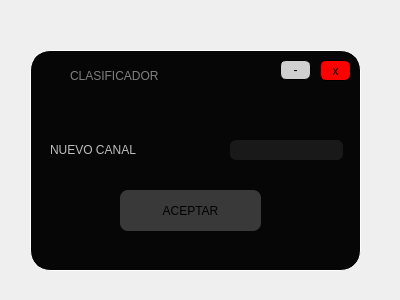
ThomyALUN/proyecto1-estructuras, file RegistrarCanal.ui: the form before one commit.
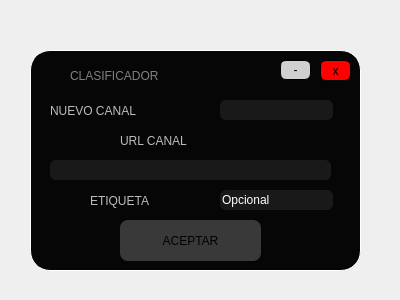
The form after the commit. Icons and pictures are not drawn.

```diff
--- a/RegistrarCanal.ui
+++ b/RegistrarCanal.ui
@@ -36,7 +36,7 @@
     <property name="geometry">
      <rect>
       <x>90</x>
-      <y>140</y>
+      <y>170</y>
       <width>141</width>
       <height>41</height>
      </rect>
@@ -63,7 +63,7 @@
     <property name="geometry">
      <rect>
       <x>20</x>
-      <y>89</y>
+      <y>50</y>
       <width>161</width>
       <height>21</height>
      </rect>
@@ -82,8 +82,8 @@
    <widget class="QLineEdit" name="lineEdit">
     <property name="geometry">
      <rect>
-      <x>200</x>
-      <y>90</y>
+      <x>190</x>
+      <y>50</y>
       <width>113</width>
       <height>20</height>
      </rect>
@@ -262,6 +262,82 @@
      </property>
     </widget>
    </widget>
+   <widget class="QLabel" name="label_3">
+    <property name="geometry">
+     <rect>
+      <x>90</x>
+      <y>80</y>
+      <width>141</width>
+      <height>21</height>
+     </rect>
+    </property>
+    <property name="styleSheet">
+     <string notr="true">font: 14pt &quot;Lucida Console&quot;;
+
+color: rgb(189, 189, 189);
+;
+font: 70 15pt &quot;Rockwell Extra Bold&quot;;</string>
+    </property>
+    <property name="text">
+     <string>URL CANAL</string>
+    </property>
+   </widget>
+   <widget class="QLineEdit" name="lineEdit_2">
+    <property name="geometry">
+     <rect>
+      <x>20</x>
+      <y>110</y>
+      <width>281</width>
+      <height>20</height>
+     </rect>
+    </property>
+    <property name="styleSheet">
+     <string notr="true">background-color: rgb(25, 25, 25);
+border-radius:6px;
+color: white</string>
+    </property>
+    <property name="text">
+     <string/>
+    </property>
+   </widget>
+   <widget class="QLabel" name="label_4">
+    <property name="geometry">
+     <rect>
+      <x>60</x>
+      <y>140</y>
+      <width>161</width>
+      <height>21</height>
+     </rect>
+    </property>
+    <property name="styleSheet">
+     <string notr="true">font: 14pt &quot;Lucida Console&quot;;
+
+color: rgb(189, 189, 189);
+;
+font: 70 15pt &quot;Rockwell Extra Bold&quot;;</string>
+    </property>
+    <property name="text">
+     <string>ETIQUETA</string>
+    </property>
+   </widget>
+   <widget class="QLineEdit" name="lineEdit_3">
+    <property name="geometry">
+     <rect>
+      <x>190</x>
+      <y>140</y>
+      <width>113</width>
+      <height>20</height>
+     </rect>
+    </property>
+    <property name="styleSheet">
+     <string notr="true">background-color: rgb(25, 25, 25);
+border-radius:6px;
+color: white</string>
+    </property>
+    <property name="text">
+     <string>Opcional</string>
+    </property>
+   </widget>
   </widget>
  </widget>
  <resources>
```
